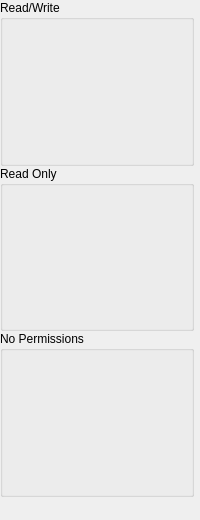
obiwankennedy/cahootseditor, file participantspane.ui: the form before one commit.
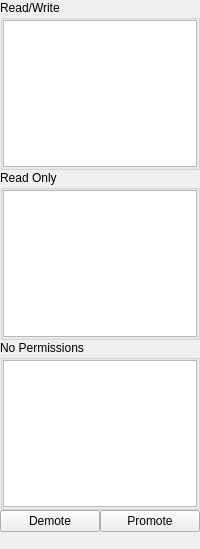
The form after the commit.

Commit message: Participant pane update for promoting/demoting/adding participants. Untested so far.

What changed in the file:
```diff
--- a/participantspane.ui
+++ b/participantspane.ui
@@ -7,7 +7,7 @@
     <x>0</x>
     <y>0</y>
     <width>200</width>
-    <height>520</height>
+    <height>549</height>
    </rect>
   </property>
   <property name="sizePolicy">
@@ -26,44 +26,130 @@
    <string>Form</string>
   </property>
   <layout class="QGridLayout" name="gridLayout">
-   <property name="leftMargin">
-    <number>0</number>
-   </property>
-   <property name="topMargin">
-    <number>0</number>
-   </property>
-   <property name="rightMargin">
-    <number>6</number>
-   </property>
-   <property name="bottomMargin">
-    <number>6</number>
-   </property>
    <property name="verticalSpacing">
     <number>0</number>
    </property>
+   <property name="margin">
+    <number>0</number>
+   </property>
    <item row="0" column="0">
     <widget class="QGroupBox" name="groupBox">
+     <property name="sizePolicy">
+      <sizepolicy hsizetype="Preferred" vsizetype="Expanding">
+       <horstretch>0</horstretch>
+       <verstretch>0</verstretch>
+      </sizepolicy>
+     </property>
      <property name="title">
       <string>Read/Write</string>
      </property>
-     <zorder>groupBox_2</zorder>
+     <layout class="QGridLayout" name="gridLayout_2">
+      <property name="margin">
+       <number>0</number>
+      </property>
+      <item row="0" column="0">
+       <widget class="QTableWidget" name="rwTableWidget">
+        <property name="editTriggers">
+         <set>QAbstractItemView::NoEditTriggers</set>
+        </property>
+        <property name="showGrid">
+         <bool>false</bool>
+        </property>
+        <attribute name="horizontalHeaderVisible">
+         <bool>false</bool>
+        </attribute>
+        <attribute name="verticalHeaderVisible">
+         <bool>false</bool>
+        </attribute>
+        <attribute name="verticalHeaderVisible">
+         <bool>false</bool>
+        </attribute>
+        <attribute name="horizontalHeaderVisible">
+         <bool>false</bool>
+        </attribute>
+       </widget>
+      </item>
+     </layout>
     </widget>
    </item>
    <item row="1" column="0">
     <widget class="QGroupBox" name="groupBox_2">
+     <property name="sizePolicy">
+      <sizepolicy hsizetype="Preferred" vsizetype="Expanding">
+       <horstretch>0</horstretch>
+       <verstretch>0</verstretch>
+      </sizepolicy>
+     </property>
      <property name="title">
       <string>Read Only</string>
      </property>
+     <layout class="QGridLayout" name="gridLayout_4">
+      <property name="margin">
+       <number>0</number>
+      </property>
+      <item row="0" column="0">
+       <widget class="QTableWidget" name="roTableWidget">
+        <property name="editTriggers">
+         <set>QAbstractItemView::NoEditTriggers</set>
+        </property>
+        <property name="showGrid">
+         <bool>false</bool>
+        </property>
+       </widget>
+      </item>
+     </layout>
     </widget>
    </item>
    <item row="2" column="0">
     <widget class="QGroupBox" name="groupBox_3">
+     <property name="sizePolicy">
+      <sizepolicy hsizetype="Preferred" vsizetype="Expanding">
+       <horstretch>0</horstretch>
+       <verstretch>0</verstretch>
+      </sizepolicy>
+     </property>
      <property name="title">
       <string>No Permissions</string>
      </property>
+     <layout class="QGridLayout" name="gridLayout_3">
+      <property name="margin">
+       <number>0</number>
+      </property>
+      <item row="0" column="0">
+       <widget class="QTableWidget" name="npTableWidget">
+        <property name="editTriggers">
+         <set>QAbstractItemView::NoEditTriggers</set>
+        </property>
+        <property name="showGrid">
+         <bool>false</bool>
+        </property>
+       </widget>
+      </item>
+     </layout>
     </widget>
    </item>
    <item row="3" column="0">
+    <layout class="QHBoxLayout" name="horizontalLayout">
+     <property name="spacing">
+      <number>-1</number>
+     </property>
+     <item>
+      <widget class="QPushButton" name="demotePushButton">
+       <property name="text">
+        <string>Demote</string>
+       </property>
+      </widget>
+     </item>
+     <item>
+      <widget class="QPushButton" name="promotePushButton">
+       <property name="text">
+        <string>Promote</string>
+       </property>
+      </widget>
+     </item>
+    </layout>
+   </item>
+   <item row="4" column="0">
     <widget class="QLabel" name="connectInfoLabel">
      <property name="sizePolicy">
       <sizepolicy hsizetype="Preferred" vsizetype="Maximum">
```
The commit also changes 2 other files.
